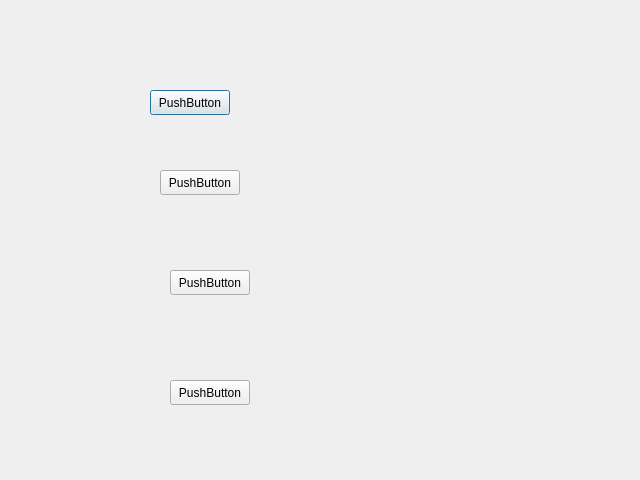
ignmiz/ATC_Console, file dialogmainmenu.ui: the form before one commit.
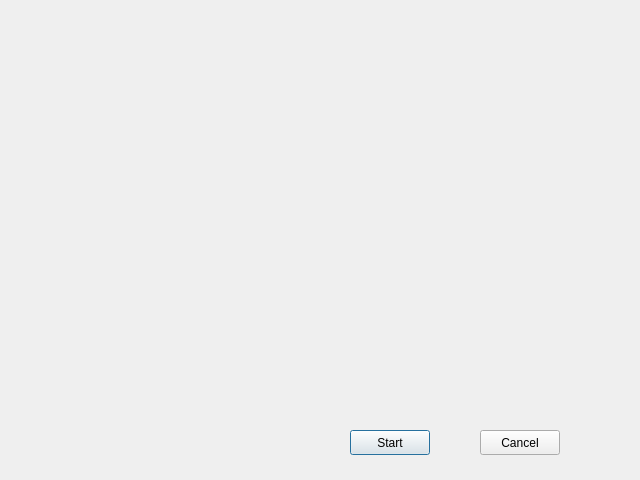
The form after the commit.

```diff
--- a/dialogmainmenu.ui
+++ b/dialogmainmenu.ui
@@ -16,53 +16,27 @@
   <widget class="QPushButton" name="pushButton">
    <property name="geometry">
     <rect>
-     <x>150</x>
-     <y>90</y>
+     <x>350</x>
+     <y>430</y>
      <width>80</width>
      <height>25</height>
     </rect>
    </property>
    <property name="text">
-    <string>PushButton</string>
+    <string>Start</string>
    </property>
   </widget>
   <widget class="QPushButton" name="pushButton_2">
    <property name="geometry">
     <rect>
-     <x>160</x>
-     <y>170</y>
+     <x>480</x>
+     <y>430</y>
      <width>80</width>
      <height>25</height>
     </rect>
    </property>
    <property name="text">
-    <string>PushButton</string>
-   </property>
-  </widget>
-  <widget class="QPushButton" name="pushButton_3">
-   <property name="geometry">
-    <rect>
-     <x>170</x>
-     <y>270</y>
-     <width>80</width>
-     <height>25</height>
-    </rect>
-   </property>
-   <property name="text">
-    <string>PushButton</string>
-   </property>
-  </widget>
-  <widget class="QPushButton" name="pushButton_4">
-   <property name="geometry">
-    <rect>
-     <x>170</x>
-     <y>380</y>
-     <width>80</width>
-     <height>25</height>
-    </rect>
-   </property>
-   <property name="text">
-    <string>PushButton</string>
+    <string>Cancel</string>
    </property>
   </widget>
  </widget>
```
Left out of the diff: 4 changed lines with no effect on the pictures.
